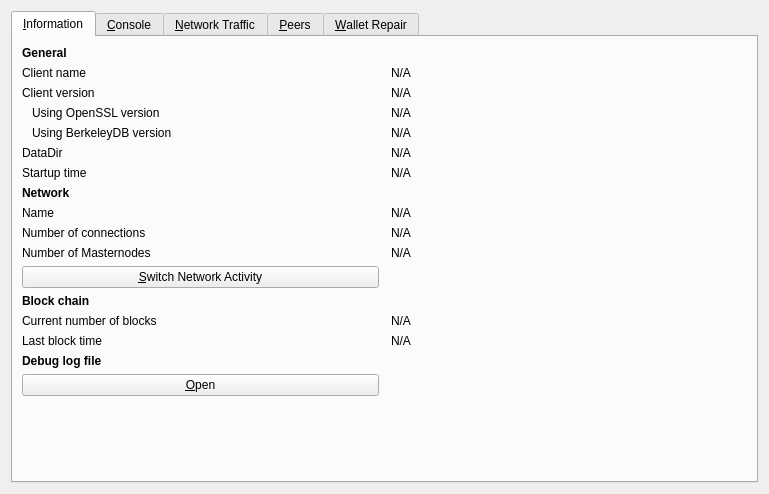
LUX-Core/lux, file src/qt/forms/rpcconsole.ui: the form before one commit.
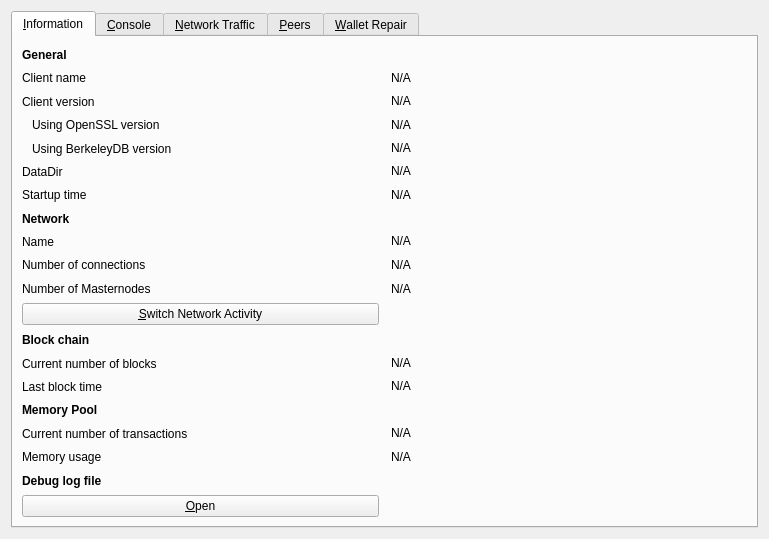
The form after the commit. Icons and pictures are not drawn. Custom widgets are drawn as their Qt base class.

Commit message: QT - Show rpcconsole when hidden behind other windows Showing number of transaction and memusage in rpcconsole

The edit to the form file:
```diff
--- a/src/qt/forms/rpcconsole.ui
+++ b/src/qt/forms/rpcconsole.ui
@@ -7,7 +7,7 @@
     <x>0</x>
     <y>0</y>
     <width>769</width>
-    <height>494</height>
+    <height>539</height>
    </rect>
   </property>
   <property name="windowTitle">
@@ -119,19 +119,6 @@
          </property>
         </widget>
        </item>
-       <item row="17" column="0">
-        <spacer name="verticalSpacer_2">
-         <property name="orientation">
-          <enum>Qt::Vertical</enum>
-         </property>
-         <property name="sizeHint" stdset="0">
-          <size>
-           <width>20</width>
-           <height>20</height>
-          </size>
-         </property>
-        </spacer>
-       </item>
        <item row="3" column="1">
         <widget class="QLabel" name="openSSLVersion">
          <property name="cursor">
@@ -348,7 +335,66 @@
          </property>
         </widget>
        </item>
-       <item row="15" column="0">
+       <item row="19" column="0">
+        <widget class="QLabel" name="labelMemoryUsage">
+         <property name="text">
+          <string>Memory usage</string>
+         </property>
+        </widget>
+       </item>
+       <item row="18" column="0">
+        <widget class="QLabel" name="labelNumberOfTransactions">
+         <property name="text">
+          <string>Current number of transactions</string>
+         </property>
+        </widget>
+       </item>
+       <item row="19" column="1">
+        <widget class="QLabel" name="mempoolSize">
+         <property name="cursor">
+          <cursorShape>IBeamCursor</cursorShape>
+         </property>
+         <property name="text">
+          <string>N/A</string>
+         </property>
+         <property name="textFormat">
+          <enum>Qt::PlainText</enum>
+         </property>
+         <property name="textInteractionFlags">
+          <set>Qt::LinksAccessibleByMouse|Qt::TextSelectableByKeyboard|Qt::TextSelectableByMouse</set>
+         </property>
+        </widget>
+       </item>
+       <item row="18" column="1">
+        <widget class="QLabel" name="mempoolNumberTxs">
+         <property name="cursor">
+          <cursorShape>IBeamCursor</cursorShape>
+         </property>
+         <property name="text">
+          <string>N/A</string>
+         </property>
+         <property name="textFormat">
+          <enum>Qt::PlainText</enum>
+         </property>
+         <property name="textInteractionFlags">
+          <set>Qt::LinksAccessibleByMouse|Qt::TextSelectableByKeyboard|Qt::TextSelectableByMouse</set>
+         </property>
+        </widget>
+       </item>
+       <item row="17" column="0">
+        <widget class="QLabel" name="labelMempoolTitle">
+         <property name="font">
+          <font>
+           <weight>75</weight>
+           <bold>true</bold>
+          </font>
+         </property>
+         <property name="text">
+          <string>Memory Pool</string>
+         </property>
+        </widget>
+       </item>
+       <item row="20" column="0">
         <widget class="QLabel" name="debugLogFileHeader">
          <property name="font">
           <font>
@@ -361,7 +407,7 @@
          </property>
         </widget>
        </item>
-       <item row="16" column="0">
+       <item row="21" column="0">
         <widget class="QPushButton" name="openDebugLogfileButton">
          <property name="toolTip">
           <string>Open the LUX debug log file from the current data directory. This can take a few seconds for large log files.</string>
```
Left out of the diff: 33 changed lines with no effect on the pictures. The commit also changes 6 other files.
